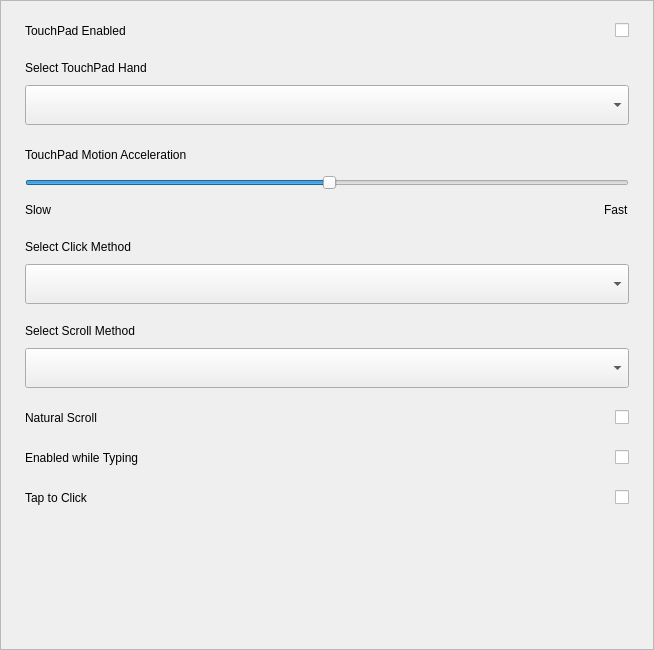
Old version of the form plugins/mouse/src/touchpad-page.ui in the repository openeuler-mirror/kiran-control-panel.
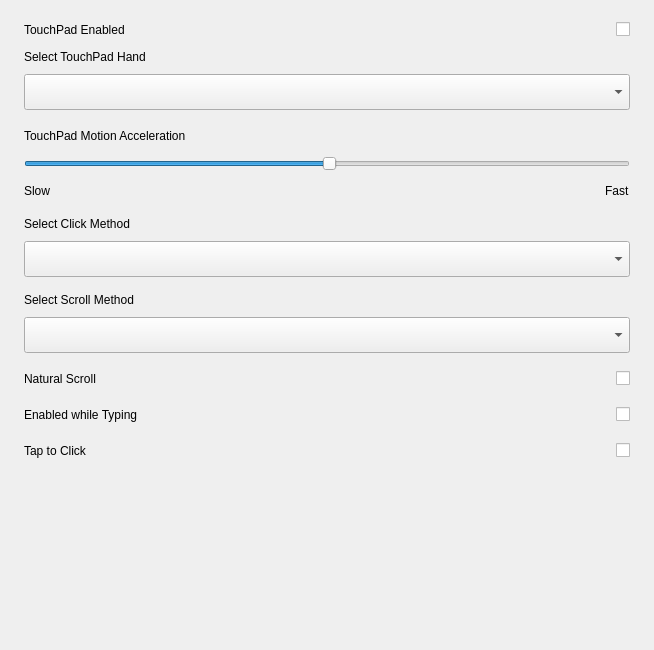
New version of the form. Custom widgets are drawn as their Qt base class.

Commit message:
fix(audio,mouse): update audio,mouse layout margin
- 更新控制面板媒体插件以及鼠标布局间隙

The edit to the form file:
```diff
--- a/plugins/mouse/src/touchpad-page.ui
+++ b/plugins/mouse/src/touchpad-page.ui
@@ -31,6 +31,9 @@
    </property>
    <item>
     <widget class="QScrollArea" name="scrollArea">
+     <property name="frameShape">
+      <enum>QFrame::NoFrame</enum>
+     </property>
      <property name="widgetResizable">
       <bool>true</bool>
      </property>
@@ -39,13 +42,13 @@
        <rect>
         <x>0</x>
         <y>0</y>
-        <width>652</width>
-        <height>648</height>
+        <width>654</width>
+        <height>650</height>
        </rect>
       </property>
       <layout class="QVBoxLayout" name="verticalLayout">
        <property name="spacing">
-        <number>20</number>
+        <number>10</number>
        </property>
        <property name="leftMargin">
         <number>24</number>
@@ -137,13 +140,13 @@
             <property name="minimumSize">
              <size>
               <width>0</width>
-              <height>40</height>
+              <height>36</height>
              </size>
             </property>
             <property name="maximumSize">
              <size>
               <width>16777215</width>
-              <height>40</height>
+              <height>36</height>
              </size>
             </property>
            </widget>
@@ -161,7 +164,7 @@
            <number>0</number>
           </property>
           <property name="topMargin">
-           <number>0</number>
+           <number>6</number>
           </property>
           <property name="rightMargin">
            <number>0</number>
@@ -259,7 +262,7 @@
            <number>0</number>
           </property>
           <property name="topMargin">
-           <number>0</number>
+           <number>6</number>
           </property>
           <property name="rightMargin">
            <number>0</number>
@@ -279,13 +282,13 @@
             <property name="minimumSize">
              <size>
               <width>0</width>
-              <height>40</height>
+              <height>36</height>
              </size>
             </property>
             <property name="maximumSize">
              <size>
               <width>16777215</width>
-              <height>40</height>
+              <height>36</height>
              </size>
             </property>
            </widget>
@@ -303,7 +306,7 @@
            <number>0</number>
           </property>
           <property name="topMargin">
-           <number>0</number>
+           <number>6</number>
           </property>
           <property name="rightMargin">
            <number>0</number>
@@ -323,13 +326,13 @@
             <property name="minimumSize">
              <size>
               <width>0</width>
-              <height>40</height>
+              <height>36</height>
              </size>
             </property>
             <property name="maximumSize">
              <size>
               <width>16777215</width>
-              <height>40</height>
+              <height>36</height>
              </size>
             </property>
            </widget>
@@ -347,7 +350,7 @@
            <number>0</number>
           </property>
           <property name="topMargin">
-           <number>0</number>
+           <number>6</number>
           </property>
           <property name="rightMargin">
            <number>0</number>
@@ -395,7 +398,7 @@
            <number>0</number>
           </property>
           <property name="topMargin">
-           <number>0</number>
+           <number>6</number>
           </property>
           <property name="rightMargin">
            <number>0</number>
@@ -443,7 +446,7 @@
            <number>0</number>
           </property>
           <property name="topMargin">
-           <number>0</number>
+           <number>6</number>
           </property>
           <property name="rightMargin">
            <number>0</number>
```
The commit also changes 6 other files.
